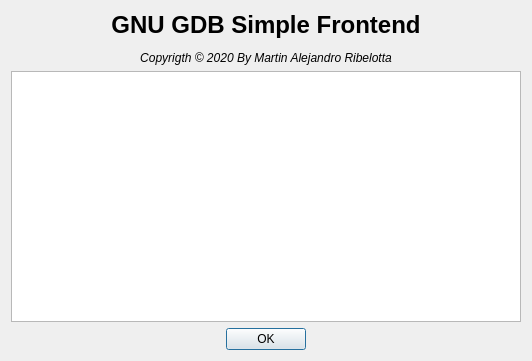
Above: dialogabout.ui from martinribelotta/gdbfrontend before the change. Below: the same form after it.
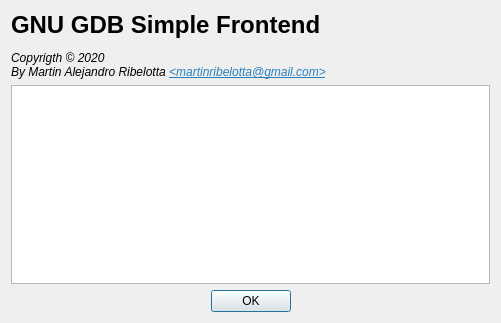
That is the form after the change. Icons and pictures are not drawn.

Commit message: Rework About box

```diff
--- a/dialogabout.ui
+++ b/dialogabout.ui
@@ -6,8 +6,8 @@
    <rect>
     <x>0</x>
     <y>0</y>
-    <width>532</width>
-    <height>361</height>
+    <width>501</width>
+    <height>323</height>
    </rect>
   </property>
   <property name="windowTitle">
@@ -15,11 +15,28 @@
   </property>
   <layout class="QVBoxLayout" name="verticalLayout">
    <item>
+    <layout class="QHBoxLayout" name="horizontalLayout">
+     <item>
     <widget class="QLabel" name="label_2">
+       <property name="sizePolicy">
+        <sizepolicy hsizetype="MinimumExpanding" vsizetype="Preferred">
+         <horstretch>0</horstretch>
+         <verstretch>0</verstretch>
+        </sizepolicy>
+       </property>
      <property name="text">
-      <string>&lt;html&gt;&lt;head/&gt;&lt;body&gt;&lt;p align=&quot;center&quot;&gt;&lt;h1&gt;GNU GDB Simple Frontend&lt;/h1&gt;&lt;/p&gt;&lt;p align=&quot;center&quot;&gt;&lt;i&gt;Copyrigth © 2020 By Martin Alejandro Ribelotta&lt;/i&gt;&lt;/p&gt;&lt;/body&gt;&lt;/html&gt;</string>
-     </property>
-    </widget>
+        <string>&lt;html&gt;&lt;head/&gt;&lt;body&gt;&lt;h1 style=&quot; margin-top:18px; margin-bottom:12px; margin-left:0px; margin-right:0px; -qt-block-indent:0; text-indent:0px;&quot;&gt;&lt;span style=&quot; font-size:xx-large; font-weight:600;&quot;&gt;GNU GDB Simple Frontend&lt;/span&gt;&lt;/h1&gt;&lt;p&gt;&lt;span style=&quot; font-style:italic;&quot;&gt;Copyrigth © 2020 &lt;br/&gt;By Martin Alejandro Ribelotta &lt;/span&gt;&lt;a href=&quot;mailto:martinribelotta@gmail.com&quot;&gt;&lt;span style=&quot; font-style:italic; text-decoration: underline; color:#2980b9;&quot;&gt;&amp;lt;martinribelotta@gmail.com&amp;gt;&lt;/span&gt;&lt;/a&gt;&lt;/p&gt;&lt;/body&gt;&lt;/html&gt;</string>
+       </property>
+      </widget>
+     </item>
+     <item>
+      <widget class="QLabel" name="label">
+       <property name="pixmap">
+        <pixmap resource="resources/images.qrc">:/images/debug-init.svg</pixmap>
+       </property>
+      </widget>
+     </item>
+    </layout>
    </item>
    <item>
     <widget class="QTextBrowser" name="textBrowser"/>
```
Left out of the diff: 4 changed lines with no effect on the pictures. Lines whose indentation alone changed are shown as unchanged.
